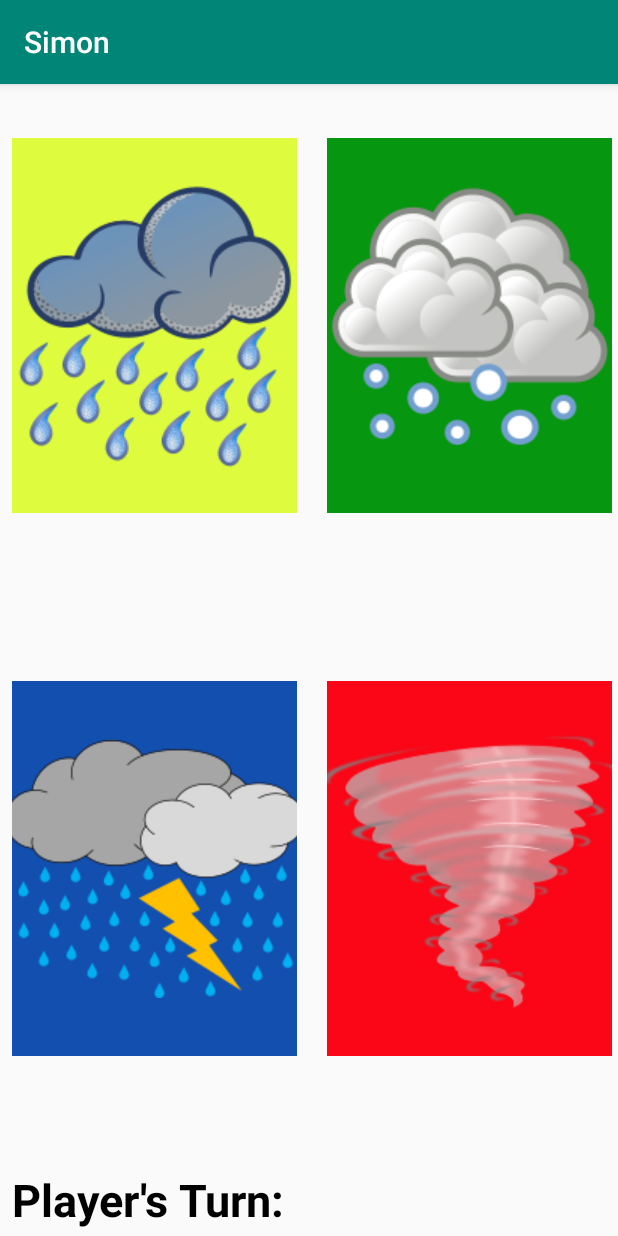
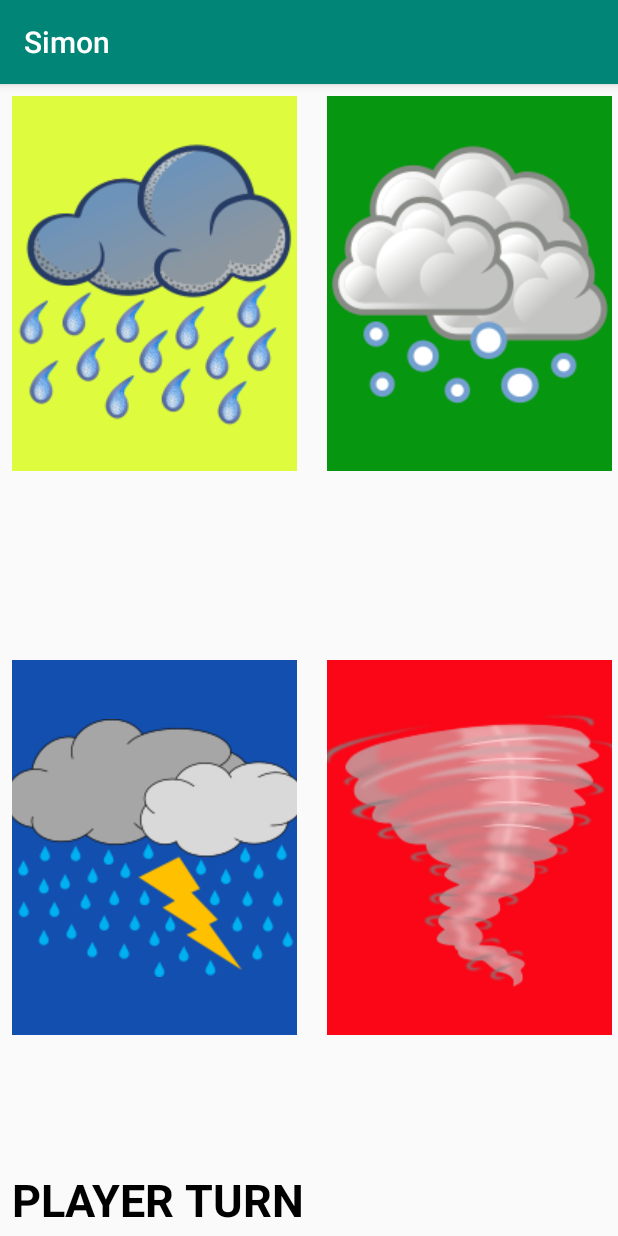
Before and after one commit to mcarnahan2/Simon, an Android app: the EliminationActivity screen opened directly, with no data from a screen before it, after a tap on an icon or button, on a phone screen of 412 x 824 dp. Run offline under Robolectric (Android 15) with nearby library versions, the phone set to English and light mode, and no system bars; 2 other taps on this screen came first.

Commit message:
Changes made to EliminationActivity

```diff
--- a/app/src/main/java/edu/apsu/simon/EliminationActivity.java
+++ b/app/src/main/java/edu/apsu/simon/EliminationActivity.java
@@ -20,6 +20,7 @@ import java.util.Set;
 
 public class EliminationActivity extends AppCompatActivity implements View.OnClickListener {
     private ArrayList<Integer> sequence;
+    private Handler handler;
 
     private ImageButton rain_imageButton;
     private ImageButton snow_imageButton;
@@ -28,8 +29,12 @@ public class EliminationActivity extends AppCompatActivity implements View.OnCli
 
     private TextView textview_player;
     private boolean player1;
-    private boolean player2;
-    private boolean player3;
+
+    private int rainId;
+    private int snowId;
+    private int thunderstormId;
+    private int tornadoId;
+    private int selection;
 
     private SoundPool soundPool;
 
@@ -40,147 +45,11 @@ public class EliminationActivity extends AppCompatActivity implements View.OnCli
         super.onCreate(savedInstanceState);
         setContentView(R.layout.activity_elimination);
 
-        soundsLoaded = new HashSet<Integer>();
-        initialView();
-
-        AlertDialog.Builder dialog = new AlertDialog.Builder(this);
-        dialog.setTitle("Rules!");
-        dialog.setMessage("Player 1 goes first once Player 1 has lost pass the game" +
-                "to the next player. Each time a player is eliminated, start a new game" +
-                "players. Keep going until only one player" +
-                "wins the game! ");
-        dialog.setPositiveButton("Let's Play",
-                new DialogInterface.OnClickListener() {
-                    @Override
-                    public void onClick(DialogInterface dialogInterface, int i) {
-                    }
-                });
-        AlertDialog alertDialog = dialog.create();
-        alertDialog.show();
-
-        startGame();
-
-    }
-
-    @Override
-    public void onClick(View v) {
-        if (player1) {
-            if (rain_imageButton.isSelected()){
-                buttonColors(rain_imageButton, getColor(R.color.yellow), getColor(
-                        R.color.light_yellow));
-            }
-            if (snow_imageButton.isSelected()) {
-                buttonColors(snow_imageButton, getColor(R.color.green),
-                        R.color.light_green);
-            }
-            if (thunderstorm_imageButton.isSelected()) {
-                buttonColors(thunderstorm_imageButton, getColor(R.color.blue),
-                        R.color.light_blue);
-            }
-            if (tornado_imageButton.isSelected()) {
-                buttonColors(tornado_imageButton, getColor(R.color.red),
-                        R.color.red);
-            }
-        }
-
-    }
-
-    //What the game looks like when it initially starts
-    private void initialView() {
         sequence = new ArrayList<>();
 
-        textview_player = findViewById(R.id.textview_player);
+        handler = new Handler();
 
-        rain_imageButton =  findViewById(R.id.rain_imageButton);
-        snow_imageButton = findViewById(R.id.snow_imageButton);
-        thunderstorm_imageButton = findViewById(R.id.thunderstorm_imageButton);
-        tornado_imageButton = findViewById(R.id.tornado_imageButton);
-
-        rain_imageButton.setOnClickListener(this);
-        snow_imageButton.setOnClickListener(this);
-        thunderstorm_imageButton.setOnClickListener(this);
-        tornado_imageButton.setOnClickListener(this);
-
-    }
-
-    /*The computer goes first and then it is the players turn, use a handler to
-   to delay when the game starts */
-    private void startGame() {
-        player1=false;
-
-        Handler handler = new Handler();
-        handler.postDelayed(new Runnable() {
-            @Override
-            public void run() {
-                sequence();
-            }
-        }, 5000);
-    }
-
-    private void gameOver() {
-
-    }
-
-    //Turning the button colors from light to dark
-    private void buttonColors(final ImageButton button, final int dark, int light) {
-        button.setBackgroundColor(light);
-
-        Handler handler = new Handler();
-        handler.postDelayed(new Runnable() {
-            @Override
-            public void run() {
-                button.setBackgroundColor(dark);
-            }
-        }, 500);
-    }
-
-    //Button is activated based on the choice from the computer
-    private void activateButton(int x) {
-        if (x == 0) {
-            buttonColors(rain_imageButton, getColor(R.color.yellow), getColor(
-                    R.color.light_yellow));
-        } else if (x == 1) {
-            buttonColors(snow_imageButton, getColor(R.color.green),
-                    R.color.light_green);
-        } else if (x == 2) {
-            buttonColors(thunderstorm_imageButton, getColor(R.color.blue),
-                    R.color.light_blue);
-        } else if (x == 3) {
-            buttonColors(tornado_imageButton, getColor(R.color.red),
-                    R.color.red);
-        }
-    }
-
-    //Changes the sequence to what buttons are being pressed
-    private void sequence() {
-        Random random = new Random();
-        int key = random.nextInt(4);
-        sequence.add(key);
-        showSequence(0);
-    }
-
-    //Displays sequence for the player
-    private void showSequence (final int x){
-        if (x<sequence.size()) {
-            activateButton(sequence.get(x));
-
-            Handler handler = new Handler();
-            handler.postDelayed(new Runnable() {
-                @Override
-                public void run() {
-                    showSequence( x +1);
-                }
-            }, 500);
-        } else {
-            player1=true;
-        }
-
-    }
-
-    @Override
-    protected void onResume() {
-        super.onResume();
-
+        soundsLoaded = new HashSet<Integer>();
         AudioAttributes.Builder attrBuilder = new AudioAttributes.Builder();
         attrBuilder.setUsage(AudioAttributes.USAGE_GAME);
 
@@ -201,38 +70,189 @@ public class EliminationActivity extends AppCompatActivity implements View.OnCli
             }
         });
 
-        final int rainId = soundPool.load(this, R.raw.rain, 1);
-        findViewById(R.id.rain_imageButton).setOnClickListener(new View.OnClickListener() {
+        rainId = soundPool.load(this, R.raw.rain, 1);
+        snowId = soundPool.load(this, R.raw.snow, 1);
+        thunderstormId = soundPool.load(this, R.raw.thunder, 1);
+        tornadoId = soundPool.load(this, R.raw.tornado, 1);
+
+        textview_player = findViewById(R.id.textview_player);
+
+        rain_imageButton =  findViewById(R.id.rain_imageButton);
+        snow_imageButton = findViewById(R.id.snow_imageButton);
+        thunderstorm_imageButton = findViewById(R.id.thunderstorm_imageButton);
+        tornado_imageButton = findViewById(R.id.tornado_imageButton);
+
+        rain_imageButton.setOnClickListener(this);
+        snow_imageButton.setOnClickListener(this);
+        thunderstorm_imageButton.setOnClickListener(this);
+        tornado_imageButton.setOnClickListener(this);
+
+        AlertDialog.Builder dialog = new AlertDialog.Builder(this);
+        dialog.setTitle("Rules!");
+        dialog.setMessage("Player 1 goes first once Player 1 has lost pass the game" +
+                "to the next player. Each time a player is eliminated, start a new game" +
+                "players. Keep going until only one player" +
+                "wins the game! ");
+        dialog.setPositiveButton("Let's Play",
+                new DialogInterface.OnClickListener() {
+                    @Override
+                    public void onClick(DialogInterface dialogInterface, int i) {
+                    }
+                });
+        AlertDialog alertDialog = dialog.create();
+        alertDialog.show();
+
+    }
+
+    @Override
+    public void onClick(View v) {
+        startGame();
+
+        if (player1 = true) {
+            if (rain_imageButton.isSelected()){
+                buttonColors(rain_imageButton, getColor(R.color.yellow), getColor(
+                        R.color.light_yellow));
+                compareSequence(0);
+            }
+            if (snow_imageButton.isSelected()) {
+                buttonColors(snow_imageButton, getColor(R.color.green),
+                        R.color.light_green);
+                compareSequence(1);
+            }
+            if (thunderstorm_imageButton.isSelected()) {
+                buttonColors(thunderstorm_imageButton, getColor(R.color.blue),
+                        R.color.light_blue);
+                compareSequence(2);
+            }
+            if (tornado_imageButton.isSelected()) {
+                buttonColors(tornado_imageButton, getColor(R.color.red),
+                        R.color.red);
+                compareSequence(3);
+            }
+        }
+
+    }
+
+    /*The computer goes first and then it is the players turn, use a handler to
+   to delay when the game starts */
+    private void startGame() {
+
+        textview_player.setText("SIMON");
+        player1=false;
+
+        Handler handler = new Handler();
+        handler.postDelayed(new Runnable() {
             @Override
-            public void onClick(View v) {
-                playSound(rainId);
+            public void run() {
+                sequence();
             }
-        });
+        }, 3000);
+    }
 
-        final int snowId = soundPool.load(this, R.raw.snow, 1);
-        findViewById(R.id.snow_imageButton).setOnClickListener(new View.OnClickListener() {
+    private void gameOver() {
+        AlertDialog.Builder dialog = new AlertDialog.Builder(this);
+        dialog.setMessage("GAME OVER ");
+        AlertDialog alertDialog = dialog.create();
+        alertDialog.show();
+    }
+
+    //Turning the button colors from light to dark
+    private void buttonColors(final ImageButton button, final int dark, int light) {
+        button.setBackgroundColor(light);
+
+        if (rain_imageButton.isSelected()) {
+            playSound(rainId);
+        }
+        if (snow_imageButton.isSelected()) {
+            playSound(snowId);
+        }
+        if (thunderstorm_imageButton.isSelected()) {
+            playSound(thunderstormId);
+        }
+        if (snow_imageButton.isSelected()) {
+            playSound(tornadoId);
+        }
+
+        handler.postDelayed(new Runnable() {
             @Override
-            public void onClick(View v) {
-                playSound(snowId);
+            public void run() {
+                button.setBackgroundColor(dark);
             }
-        });
+        }, 500);
+    }
 
-        final int thunderId = soundPool.load(this, R.raw.thunder, 1);
-        findViewById(R.id.thunderstorm_imageButton).setOnClickListener(new View.OnClickListener() {
-            @Override
-            public void onClick(View v) {
-                playSound(thunderId);
-            }
-        });
+    private void playSound(int soundId) {
+        if (soundsLoaded.contains(soundId)) {
+            soundPool.play(soundId, 1.0f, 1.0f, 0, 0, 1.0f);
+        }
+    }
 
-        final int tornadoId = soundPool.load(this, R.raw.tornado, 1);
-        findViewById(R.id.tornado_imageButton).setOnClickListener(new View.OnClickListener() {
-            @Override
-            public void onClick(View v) {
-                playSound(tornadoId);
-            }
-        });
+    //Button is activated based on the choice from the computer
+    private void activateButton(int x) {
+        if (x == 0) {
+            playSound(rainId);
+            buttonColors(rain_imageButton, getColor(R.color.yellow), getColor(
+                    R.color.light_yellow));
+        } else if (x == 1) {
+            playSound(snowId);
+            buttonColors(snow_imageButton, getColor(R.color.green),
+                    R.color.light_green);
+        } else if (x == 2) {
+            playSound(thunderstormId);
+            buttonColors(thunderstorm_imageButton, getColor(R.color.blue),
+                    R.color.light_blue);
+        } else if (x == 3) {
+            playSound(tornadoId);
+            buttonColors(tornado_imageButton, getColor(R.color.red),
+                    R.color.red);
+        }
     }
+
+    //Changes the sequence to what buttons are being pressed
+    private void sequence() {
+        Random random = new Random();
+        int key = random.nextInt(4);
+        sequence.add(key);
+        showSequence(0);
+    }
+
+    //Displays sequence for the player
+    private void showSequence (final int x){
+        if (x<sequence.size()){
+
+            activateButton(sequence.get(x));
+
+            handler.postDelayed(new Runnable() {
+                @Override
+                public void run() {
+                    showSequence( x +1);
+                }
+            }, 800);
+        } else {
+            textview_player.setText("PLAYER TURN");
+            player1=true;
+            selection=0;
+        }
+
+    }
+
+    private void compareSequence (int x){
+        if(x==sequence.get(selection)) {
+            selection++;
+        } else {
+            gameOver();
+        }
+
+        if (selection>=sequence.size()){
+            startGame();
+        }
+    }
+
+    @Override
+    protected void onResume() {
+        super.onResume();
+    }
+
 
     @Override
     protected void onPause() {
@@ -245,10 +265,4 @@ public class EliminationActivity extends AppCompatActivity implements View.OnCli
         }
     }
 
-    private void playSound(int soundId) {
-        if (soundsLoaded.contains(soundId)) {
-            soundPool.play(soundId, 1.0f, 1.0f, 0, 0, 1.0f);
-        }
-    }
-
 }
--- a/app/src/main/res/layout/activity_elimination.xml
+++ b/app/src/main/res/layout/activity_elimination.xml
@@ -14,7 +14,7 @@
         android:layout_marginStart="8dp"
         android:layout_marginEnd="8dp"
         android:layout_marginBottom="4dp"
-        android:text="Player's Turn:"
+        android:text="SIMON TURN"
         android:textSize="30sp"
         android:textStyle="bold"
         android:textColor="@android:color/black"
@@ -28,7 +28,7 @@
         android:layout_width="190dp"
         android:layout_height="250dp"
         android:layout_marginStart="8dp"
-        android:layout_marginTop="36dp"
+        android:layout_marginTop="8dp"
         android:background="@color/yellow"
         app:layout_constraintStart_toStartOf="parent"
         app:layout_constraintTop_toTopOf="parent"
@@ -39,7 +39,7 @@
         android:layout_width="190dp"
         android:layout_height="250dp"
         android:layout_marginStart="20dp"
-        android:layout_marginTop="36dp"
+        android:layout_marginTop="8dp"
         android:background="@color/green"
         app:layout_constraintStart_toEndOf="@+id/rain_imageButton"
         app:layout_constraintTop_toTopOf="parent"
@@ -70,4 +70,5 @@
         app:srcCompat="@drawable/tornado" />
 
 
+
 </android.support.constraint.ConstraintLayout>
```
